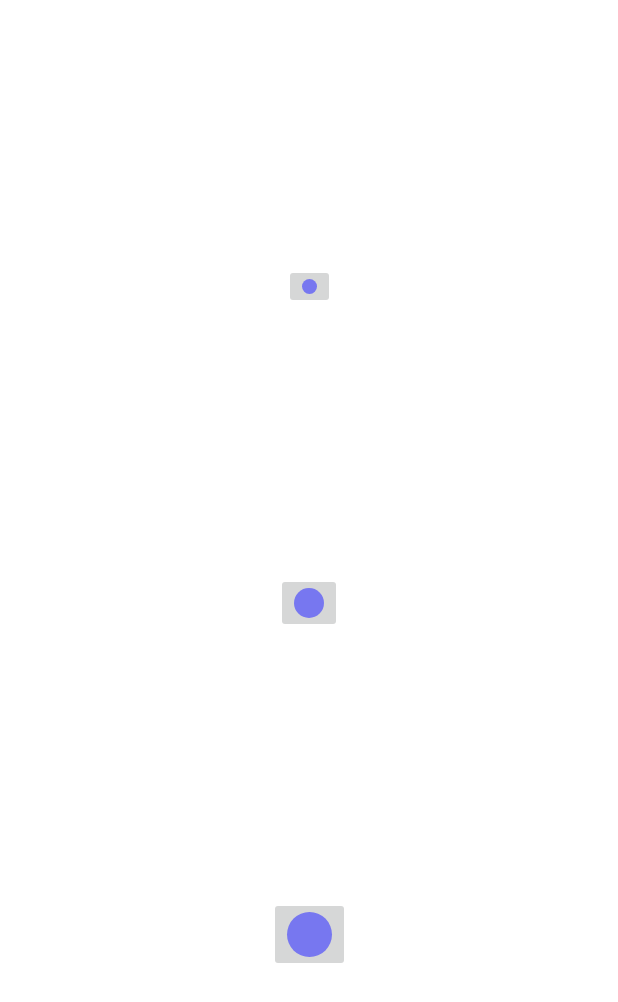
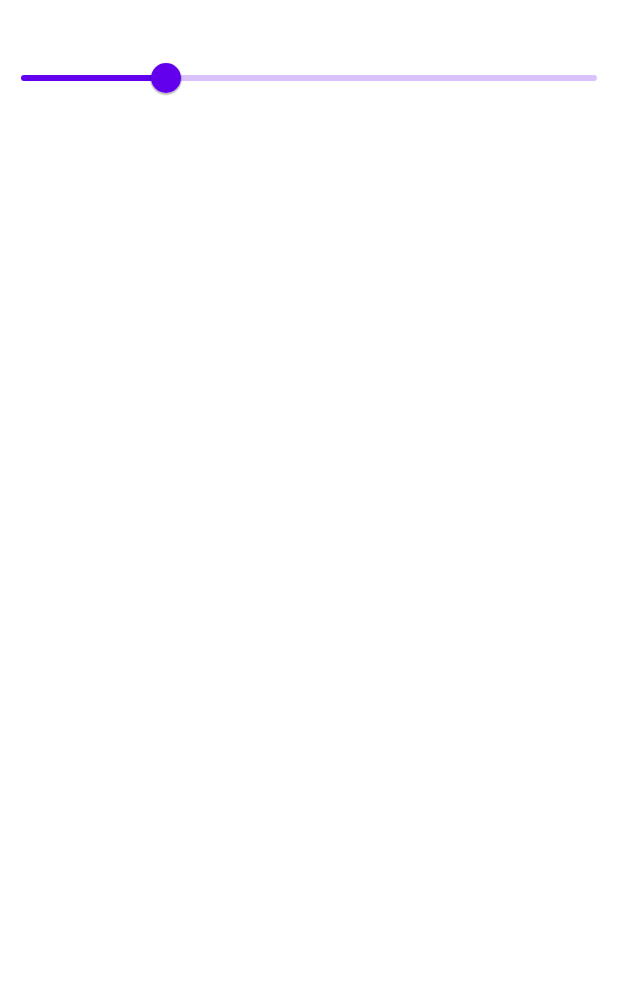
Before and after one commit to Smarshal21/undraw, an Android app: the layout dialog_brush_size.xml on its own in the app's theme, with its tools: preview values and no code run, on a phone screen of 412 x 824 dp. Shown: the top 1002 px of the screen. Run offline under Robolectric (Android 15) with nearby library versions, the phone set to English and light mode, and no system bars.

Commit message:
Added  Material slider to adjust the brush size

```diff
--- a/app/src/main/java/com/rihsi/dyno/undraw/MainActivity.kt
+++ b/app/src/main/java/com/rihsi/dyno/undraw/MainActivity.kt
@@ -140,18 +140,8 @@ class MainActivity : AppCompatActivity() {
         var brushSizeBinding = DialogBrushSizeBinding.inflate(layoutInflater)
         brushDialog.setContentView(brushSizeBinding.root)
         brushDialog.setTitle("Brush Size: ")
-
-        brushSizeBinding.brushSizeMinus.setOnClickListener {
-            drawingView.setSizeForBrush(10f)
-            brushDialog.dismiss()
-        }
-        brushSizeBinding.brushSizePlus.setOnClickListener {
-            drawingView.setSizeForBrush(20f)
-            brushDialog.dismiss()
-        }
-        brushSizeBinding.brushSizeLarge.setOnClickListener {
-            drawingView.setSizeForBrush(30f)
-            brushDialog.dismiss()
+        brushSizeBinding.slidermo.addOnChangeListener { slider, value, fromUser ->
+            binding.drawingView.setSizeForBrush(slider.value)
         }
         brushDialog.show()
     }
--- a/app/src/main/res/layout/dialog_brush_size.xml
+++ b/app/src/main/res/layout/dialog_brush_size.xml
@@ -8,38 +8,18 @@
         android:gravity="center"
         android:orientation="vertical">
 
-        <ImageButton
-            android:id="@+id/brush_size_minus"
-            android:layout_width="wrap_content"
+        <com.google.android.material.slider.Slider
+            android:id="@+id/slidermo"
+            android:layout_width="match_parent"
             android:layout_height="wrap_content"
-            android:contentDescription="small image"
-            android:src="@drawable/ic_brush_size_minus"
-            app:layout_constraintBottom_toTopOf="@+id/brush_size_plus"
+            android:layout_marginTop="28dp"
+            android:value="20.0f"
+            android:valueFrom="0.0f"
+            android:valueTo="80.0f"
             app:layout_constraintEnd_toEndOf="parent"
+            app:layout_constraintHorizontal_bias="0.0"
             app:layout_constraintStart_toStartOf="parent"
             app:layout_constraintTop_toTopOf="parent" />
-
-        <ImageButton
-            android:id="@+id/brush_size_plus"
-            android:layout_width="wrap_content"
-            android:layout_height="wrap_content"
-            android:contentDescription="large image"
-            android:src="@drawable/ic_brush_size_plus"
-            app:layout_constraintBottom_toTopOf="@id/brush_size_large"
-            app:layout_constraintEnd_toEndOf="parent"
-            app:layout_constraintStart_toStartOf="parent"
-            app:layout_constraintTop_toBottomOf="@+id/brush_size_minus" />
-
-        <ImageButton
-            android:id="@+id/brush_size_large"
-            android:layout_width="wrap_content"
-            android:layout_height="wrap_content"
-            android:contentDescription="large image"
-            android:src="@drawable/ic_brush_size_large"
-            app:layout_constraintBottom_toBottomOf="parent"
-            app:layout_constraintEnd_toEndOf="parent"
-            app:layout_constraintStart_toStartOf="parent"
-            app:layout_constraintTop_toBottomOf="@+id/brush_size_plus" />
 
 
     </androidx.constraintlayout.widget.ConstraintLayout>
```
